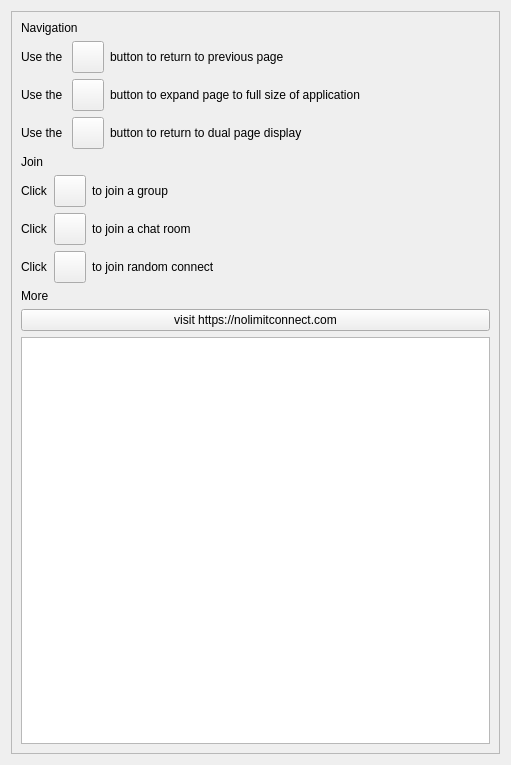
Old version of the form nolimitgui/CommonSrc/Forms/AppletGetStarted.ui in the repository nolimitconnect/NoLimitConnect.
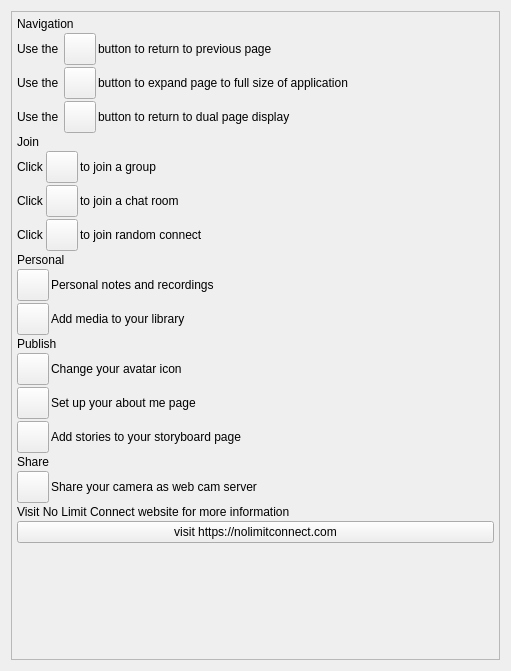
New version of the form. Custom widgets are drawn as their Qt base class.

Commit message: Added UPNP test page and minor get started improvements

Patch:
```diff
--- a/nolimitgui/CommonSrc/Forms/AppletGetStarted.ui
+++ b/nolimitgui/CommonSrc/Forms/AppletGetStarted.ui
@@ -7,7 +7,7 @@
     <x>0</x>
     <y>0</y>
     <width>511</width>
-    <height>765</height>
+    <height>671</height>
    </rect>
   </property>
   <property name="sizePolicy">
@@ -43,10 +43,25 @@
         <x>0</x>
         <y>0</y>
         <width>491</width>
-        <height>745</height>
+        <height>651</height>
        </rect>
       </property>
       <layout class="QVBoxLayout" name="verticalLayout">
+       <property name="spacing">
+        <number>2</number>
+       </property>
+       <property name="leftMargin">
+        <number>5</number>
+       </property>
+       <property name="topMargin">
+        <number>5</number>
+       </property>
+       <property name="rightMargin">
+        <number>5</number>
+       </property>
+       <property name="bottomMargin">
+        <number>5</number>
+       </property>
        <item>
         <widget class="QLabel" name="m_NavigationLabel">
          <property name="sizePolicy">
@@ -403,10 +418,307 @@
          </item>
         </layout>
        </item>
+       <item>
+        <widget class="QLabel" name="label_9">
+         <property name="sizePolicy">
+          <sizepolicy hsizetype="Expanding" vsizetype="Preferred">
+           <horstretch>0</horstretch>
+           <verstretch>0</verstretch>
+          </sizepolicy>
+         </property>
+         <property name="text">
+          <string>Personal</string>
+         </property>
+        </widget>
+       </item>
+       <item>
+        <layout class="QHBoxLayout" name="horizontalLayout_7">
+         <item>
+          <widget class="VxPushButton" name="m_PersonalNotesButton">
+           <property name="minimumSize">
+            <size>
+             <width>32</width>
+             <height>32</height>
+            </size>
+           </property>
+           <property name="maximumSize">
+            <size>
+             <width>32</width>
+             <height>32</height>
+            </size>
+           </property>
+           <property name="text">
+            <string notr="true"/>
+           </property>
+           <property name="iconSize">
+            <size>
+             <width>32</width>
+             <height>32</height>
+            </size>
+           </property>
+          </widget>
+         </item>
+         <item>
+          <widget class="QLabel" name="label_10">
+           <property name="sizePolicy">
+            <sizepolicy hsizetype="Expanding" vsizetype="Preferred">
+             <horstretch>0</horstretch>
+             <verstretch>0</verstretch>
+            </sizepolicy>
+           </property>
+           <property name="text">
+            <string>Personal notes and recordings</string>
+           </property>
+          </widget>
+         </item>
+        </layout>
+       </item>
+       <item>
+        <layout class="QHBoxLayout" name="horizontalLayout_8">
+         <item>
+          <widget class="VxPushButton" name="m_LibraryButton">
+           <property name="minimumSize">
+            <size>
+             <width>32</width>
+             <height>32</height>
+            </size>
+           </property>
+           <property name="maximumSize">
+            <size>
+             <width>32</width>
+             <height>32</height>
+            </size>
+           </property>
+           <property name="text">
+            <string notr="true"/>
+           </property>
+           <property name="iconSize">
+            <size>
+             <width>32</width>
+             <height>32</height>
+            </size>
+           </property>
+          </widget>
+         </item>
+         <item>
+          <widget class="QLabel" name="label_11">
+           <property name="sizePolicy">
+            <sizepolicy hsizetype="Expanding" vsizetype="Preferred">
+             <horstretch>0</horstretch>
+             <verstretch>0</verstretch>
+            </sizepolicy>
+           </property>
+           <property name="text">
+            <string>Add media to your library</string>
+           </property>
+          </widget>
+         </item>
+        </layout>
+       </item>
+       <item>
+        <widget class="QLabel" name="label_12">
+         <property name="sizePolicy">
+          <sizepolicy hsizetype="Expanding" vsizetype="Preferred">
+           <horstretch>0</horstretch>
+           <verstretch>0</verstretch>
+          </sizepolicy>
+         </property>
+         <property name="text">
+          <string>Publish</string>
+         </property>
+        </widget>
+       </item>
+       <item>
+        <layout class="QHBoxLayout" name="horizontalLayout_9">
+         <item>
+          <widget class="VxPushButton" name="m_IdentityButton">
+           <property name="minimumSize">
+            <size>
+             <width>32</width>
+             <height>32</height>
+            </size>
+           </property>
+           <property name="maximumSize">
+            <size>
+             <width>32</width>
+             <height>32</height>
+            </size>
+           </property>
+           <property name="text">
+            <string notr="true"/>
+           </property>
+           <property name="iconSize">
+            <size>
+             <width>32</width>
+             <height>32</height>
+            </size>
+           </property>
+          </widget>
+         </item>
+         <item>
+          <widget class="QLabel" name="label_13">
+           <property name="sizePolicy">
+            <sizepolicy hsizetype="Expanding" vsizetype="Preferred">
+             <horstretch>0</horstretch>
+             <verstretch>0</verstretch>
+            </sizepolicy>
+           </property>
+           <property name="text">
+            <string>Change your avatar icon</string>
+           </property>
+          </widget>
+         </item>
+        </layout>
+       </item>
+       <item>
+        <layout class="QHBoxLayout" name="horizontalLayout_10">
+         <item>
+          <widget class="VxPushButton" name="m_AboutMeButton">
+           <property name="minimumSize">
+            <size>
+             <width>32</width>
+             <height>32</height>
+            </size>
+           </property>
+           <property name="maximumSize">
+            <size>
+             <width>32</width>
+             <height>32</height>
+            </size>
+           </property>
+           <property name="text">
+            <string notr="true"/>
+           </property>
+           <property name="iconSize">
+            <size>
+             <width>32</width>
+             <height>32</height>
+            </size>
+           </property>
+          </widget>
+         </item>
+         <item>
+          <widget class="QLabel" name="label_14">
+           <property name="sizePolicy">
+            <sizepolicy hsizetype="Expanding" vsizetype="Preferred">
+             <horstretch>0</horstretch>
+             <verstretch>0</verstretch>
+            </sizepolicy>
+           </property>
+           <property name="text">
+            <string>Set up your about me page</string>
+           </property>
+          </widget>
+         </item>
+        </layout>
+       </item>
+       <item>
+        <layout class="QHBoxLayout" name="horizontalLayout_11">
+         <item>
+          <widget class="VxPushButton" name="m_StoryboardButton">
+           <property name="minimumSize">
+            <size>
+             <width>32</width>
+             <height>32</height>
+            </size>
+           </property>
+           <property name="maximumSize">
+            <size>
+             <width>32</width>
+             <height>32</height>
+            </size>
+           </property>
+           <property name="text">
+            <string notr="true"/>
+           </property>
+           <property name="iconSize">
+            <size>
+             <width>32</width>
+             <height>32</height>
+            </size>
+           </property>
+          </widget>
+         </item>
+         <item>
+          <widget class="QLabel" name="label_15">
+           <property name="sizePolicy">
+            <sizepolicy hsizetype="Expanding" vsizetype="Preferred">
+             <horstretch>0</horstretch>
+             <verstretch>0</verstretch>
+            </sizepolicy>
+           </property>
+           <property name="text">
+            <string>Add stories to your storyboard page</string>
+           </property>
+          </widget>
+         </item>
+        </layout>
+       </item>
+       <item>
+        <widget class="QLabel" name="label_16">
+         <property name="sizePolicy">
+          <sizepolicy hsizetype="Expanding" vsizetype="Preferred">
+           <horstretch>0</horstretch>
+           <verstretch>0</verstretch>
+          </sizepolicy>
+         </property>
+         <property name="text">
+          <string>Share</string>
+         </property>
+        </widget>
+       </item>
+       <item>
+        <layout class="QHBoxLayout" name="horizontalLayout_12">
+         <item>
+          <widget class="VxPushButton" name="m_WebCamButton">
+           <property name="minimumSize">
+            <size>
+             <width>32</width>
+             <height>32</height>
+            </size>
+           </property>
+           <property name="maximumSize">
+            <size>
+             <width>32</width>
+             <height>32</height>
+            </size>
+           </property>
+           <property name="text">
+            <string notr="true"/>
+           </property>
+           <property name="iconSize">
+            <size>
+             <width>32</width>
+             <height>32</height>
+            </size>
+           </property>
+          </widget>
+         </item>
+         <item>
+          <widget class="QLabel" name="label_17">
+           <property name="sizePolicy">
+            <sizepolicy hsizetype="Expanding" vsizetype="Preferred">
+             <horstretch>0</horstretch>
+             <verstretch>0</verstretch>
+            </sizepolicy>
+           </property>
+           <property name="text">
+            <string>Share your camera as web cam server</string>
+           </property>
+          </widget>
+         </item>
+        </layout>
+       </item>
        <item>
         <widget class="QLabel" name="label_8">
+         <property name="sizePolicy">
+          <sizepolicy hsizetype="Expanding" vsizetype="Preferred">
+           <horstretch>0</horstretch>
+           <verstretch>0</verstretch>
+          </sizepolicy>
+         </property>
          <property name="text">
-          <string>More</string>
+          <string>Visit No Limit Connect website for more information</string>
          </property>
         </widget>
        </item>
@@ -424,14 +736,17 @@
         </widget>
        </item>
        <item>
-        <widget class="VxPlainTextEdit" name="m_PlainTextEdit">
-         <property name="sizePolicy">
-          <sizepolicy hsizetype="Minimum" vsizetype="Expanding">
-           <horstretch>0</horstretch>
-           <verstretch>0</verstretch>
-          </sizepolicy>
+        <spacer name="verticalSpacer">
+         <property name="orientation">
+          <enum>Qt::Orientation::Vertical</enum>
          </property>
-        </widget>
+         <property name="sizeHint" stdset="0">
+          <size>
+           <width>20</width>
+           <height>40</height>
+          </size>
+         </property>
+        </spacer>
        </item>
       </layout>
      </widget>
@@ -445,11 +760,6 @@
    <extends>QPushButton</extends>
    <header>VxPushButton.h</header>
   </customwidget>
-  <customwidget>
-   <class>VxPlainTextEdit</class>
-   <extends>QPlainTextEdit</extends>
-   <header>VxPlainTextEdit.h</header>
-  </customwidget>
  </customwidgets>
  <resources/>
  <connections/>
```
The commit also changes 25 other files.
